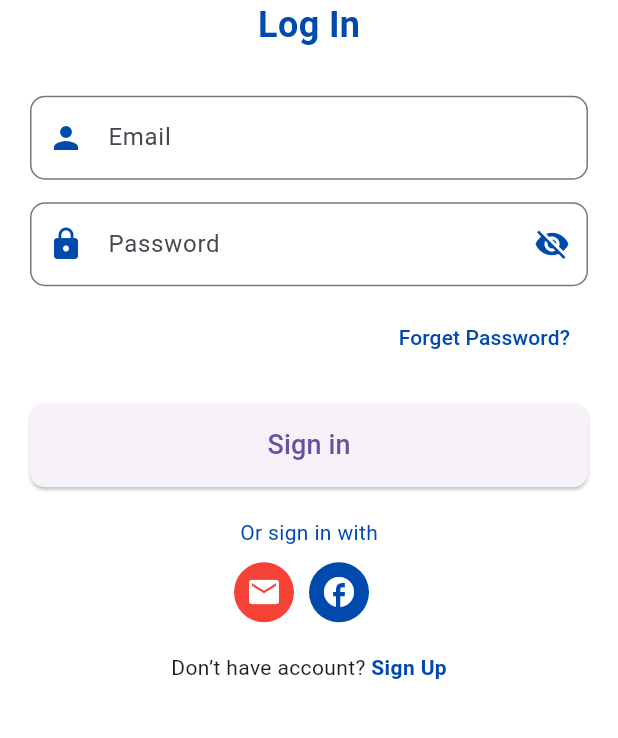
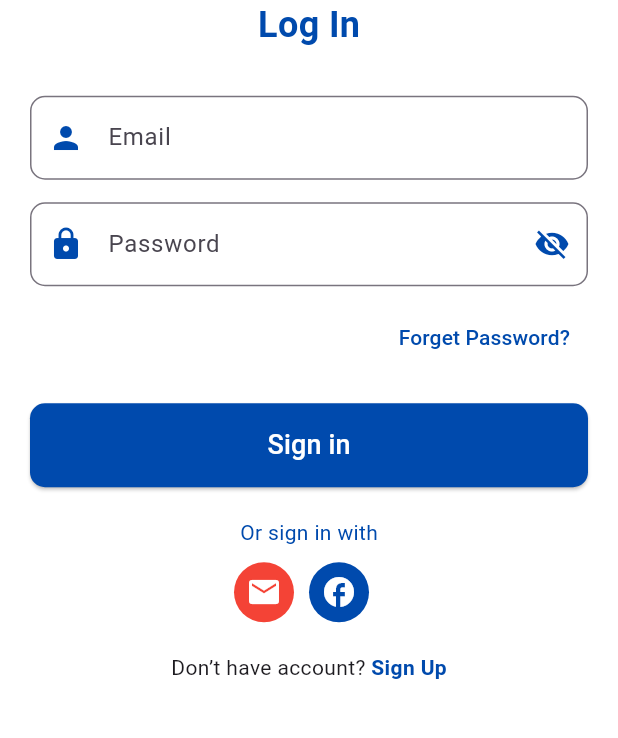
Before and after one commit to sandhyaNepal20/trueline_news_media, a Flutter app: the screen it shows after launch, on a phone screen of 412 x 824 dp, the part 427-1165 px from its top. Run offline on Flutter 3.47's test engine with Material 3 defaults, Android fonts, the phone set to English and light mode, and no system bars.

Commit message:
login UI completed

```diff
--- a/lib/view/login_view.dart
+++ b/lib/view/login_view.dart
@@ -96,6 +96,7 @@ class _LoginViewState extends State<LoginView> {
                     child: ElevatedButton(
                       onPressed: () {},
                       style: ElevatedButton.styleFrom(
+                        backgroundColor: Color(0xFF004AAD),
                         shape: RoundedRectangleBorder(
                           borderRadius: BorderRadius.circular(10),
                         ),
@@ -103,8 +104,7 @@ class _LoginViewState extends State<LoginView> {
                       ),
                       child: const Text(
                         'Sign in',
-                        style: TextStyle(fontSize: 18),
-                        selectionColor: Color(0xFF004AAD),
+                        style: TextStyle(fontSize: 18, color: Colors.white),
                       ),
                     ),
                   ),
```
